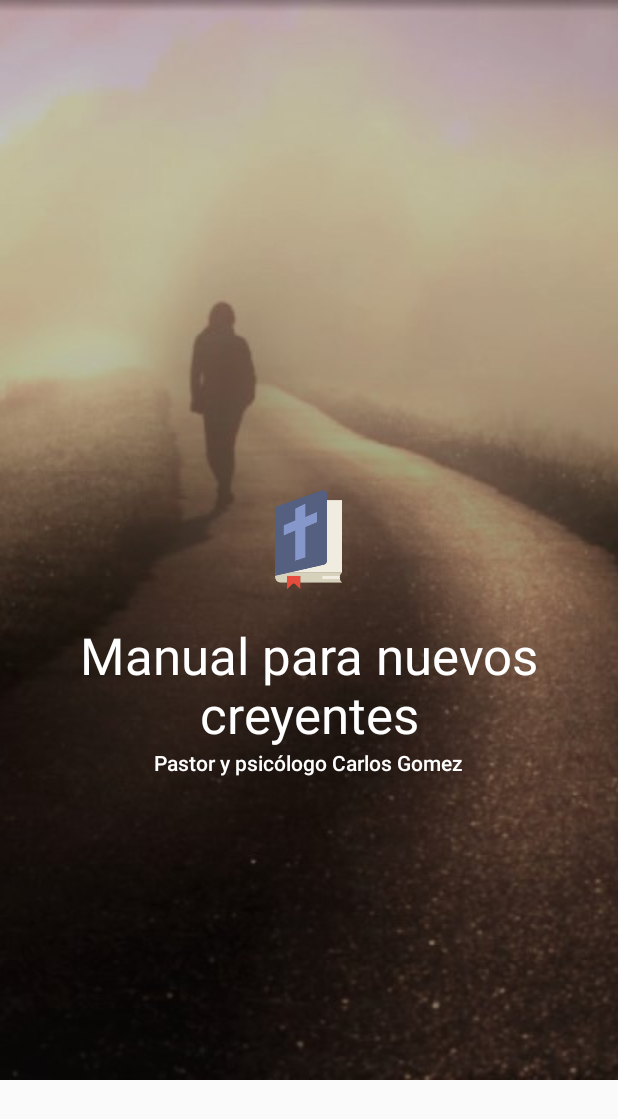
After one commit to edwinabreu86/ManualParaNuevosCreyentes, an Android app: the StartActivity screen opened directly, with no data from a screen before it, on a phone screen of 412 x 824 dp. The commit adds this screen. Shown: the top 1119 px of the screen. Run offline under Robolectric (Android 15) with nearby library versions, the phone set to English and light mode, and no system bars.

```diff
--- /dev/null
+++ b/app/src/main/java/com/edwin/abreusoft/manualparanuevoscreyentes/StartActivity.java
@@ -0,0 +1,26 @@
+package com.edwin.abreusoft.manualparanuevoscreyentes;
+
+import android.content.Intent;
+import android.os.Handler;
+import android.support.v7.app.AppCompatActivity;
+import android.os.Bundle;
+
+public class StartActivity extends AppCompatActivity {
+
+    @Override
+    protected void onCreate(Bundle savedInstanceState) {
+        super.onCreate(savedInstanceState);
+        setContentView(R.layout.activity_start);
+
+        Runnable r = new Runnable() {
+            @Override
+            public void run() {
+                startActivity(new Intent(StartActivity.this, MainActivity.class));
+                finish();
+            }
+        };
+
+        Handler h = new Handler();
+        h.postDelayed(r, 2500);
+    }
+}
--- /dev/null
+++ b/app/src/main/res/layout/activity_start.xml
@@ -0,0 +1,48 @@
+<?xml version="1.0" encoding="utf-8"?>
+<FrameLayout
+    xmlns:android="http://schemas.android.com/apk/res/android"
+    xmlns:tools="http://schemas.android.com/tools"
+    android:layout_width="match_parent"
+    android:layout_height="match_parent">
+
+    <ImageView
+        android:layout_width="wrap_content"
+        android:layout_height="wrap_content"
+        android:src="@drawable/faith_background"
+        android:scaleType="centerCrop"
+        android:contentDescription="background"
+        tools:ignore="HardcodedText" />
+
+    <LinearLayout
+        android:layout_width="match_parent"
+        android:layout_height="match_parent"
+        android:orientation="vertical"
+        android:layout_gravity="center"
+        android:gravity="center"
+        android:padding="@dimen/activity_margin">
+
+        <ImageView
+            android:layout_width="wrap_content"
+            android:layout_height="wrap_content"
+            android:src="@mipmap/ic_launcher_foreground"
+            android:scaleType="centerCrop"
+            android:contentDescription="icon"
+            tools:ignore="HardcodedText" />
+
+        <TextView
+            android:layout_width="wrap_content"
+            android:layout_height="wrap_content"
+            android:text="@string/app_name"
+            android:textAlignment="center"
+            android:textAppearance="@style/TextAppearance.AppCompat.Display1"
+            android:textColor="@color/icons"/>
+
+        <TextView
+            android:layout_width="wrap_content"
+            android:layout_height="wrap_content"
+            android:text="@string/pastor"
+            android:textAlignment="center"
+            android:textAppearance="@style/TextAppearance.AppCompat.Body2"
+            android:textColor="@android:color/primary_text_dark_nodisable"/>
+    </LinearLayout>
+</FrameLayout>
--- a/app/src/main/res/menu/drawer_menu.xml
+++ b/app/src/main/res/menu/drawer_menu.xml
@@ -3,9 +3,6 @@
 
     <item android:title="@string/sections">
         <menu>
-            <item
-                android:id="@+id/nav_introduction"
-                android:title="@string/introduction" />
             <item
                 android:id="@+id/nav_gratitude"
                 android:title="@string/gratitude" />
--- a/app/src/main/res/values/strings.xml
+++ b/app/src/main/res/values/strings.xml
@@ -27,4 +27,6 @@
     <string name="significado">Significado:</string>
     <string name="url3">https://www.youtube.com/watch?v=0LeV257fZ70</string>
     <string name="video_background">Video background - Walk by Faith 1080p Full HD</string>
+    <string name="accept">Entendido</string>
+    <string name="no_show">No mostrar mas este mensaje</string>
 </resources>
```
Also changed, not shown: app/src/main/AndroidManifest.xml (+8 -4 lines), app/src/main/java/com/edwin/abreusoft/manualparanuevoscreyentes/Content/Paragraphs.java (+16 -18 lines), app/src/main/java/com/edwin/abreusoft/manualparanuevoscreyentes/MainActivity.java (+52 -5 lines), app/src/main/res/layout-v21/intro_dialog_layout.xml (added, +34 -0 lines), app/src/main/res/layout/intro_dialog_layout.xml (added, +36 -0 lines).
